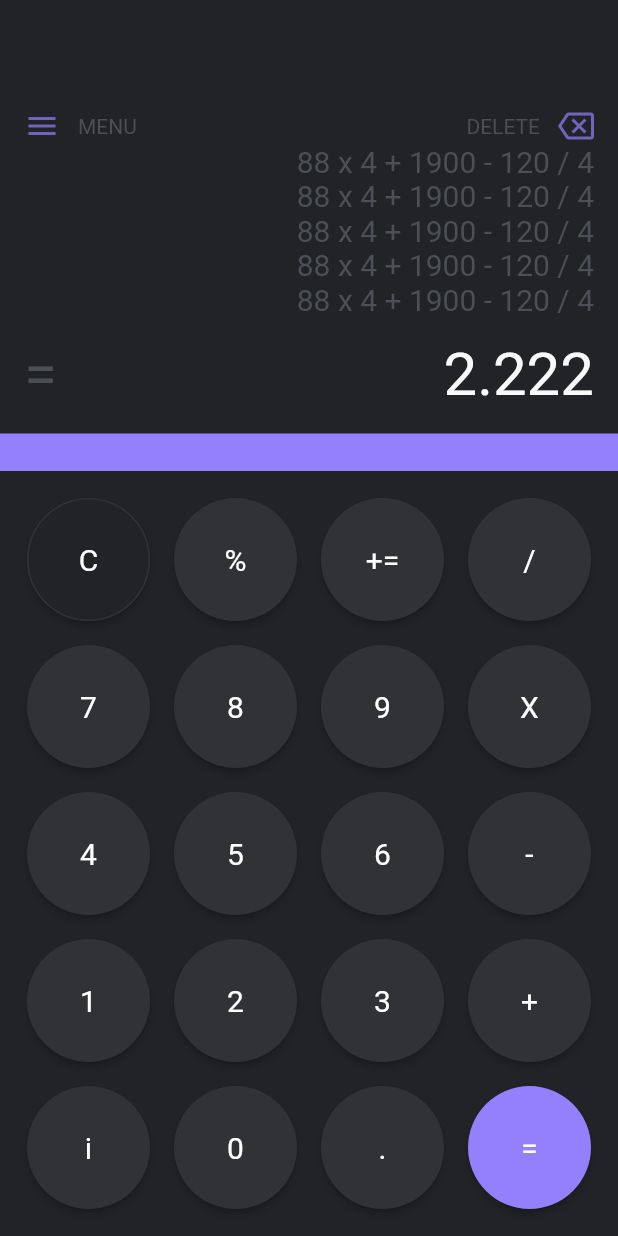
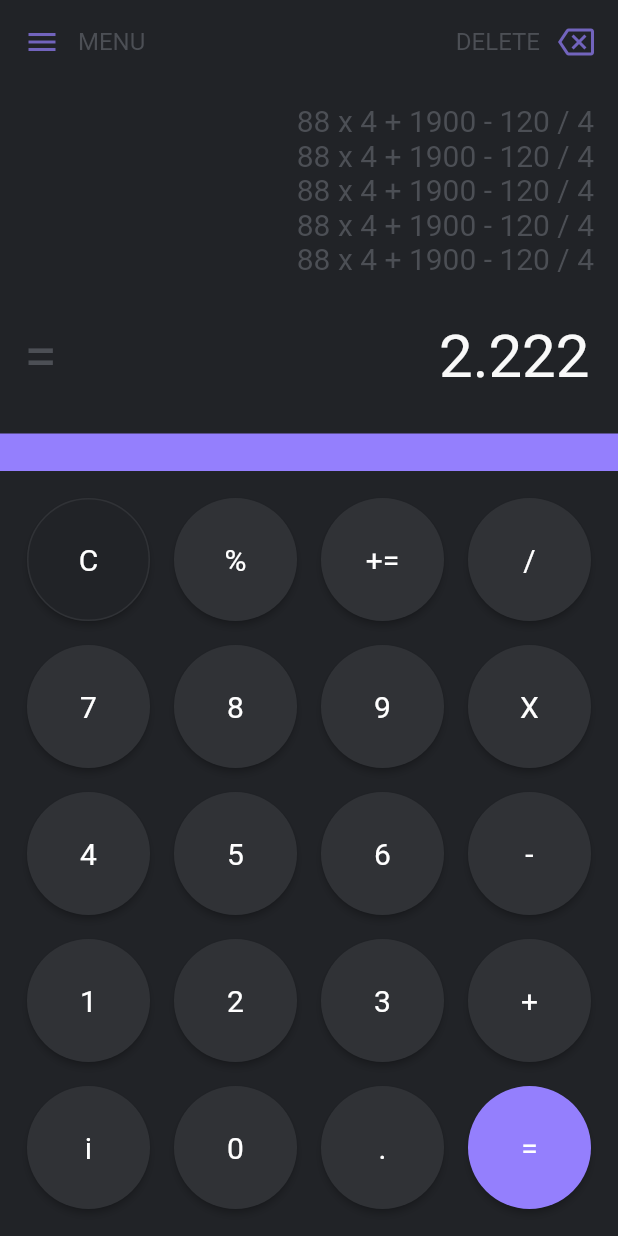
Before and after one commit to LaksCastro/code-heck, a Flutter app: the screen it shows after launch, on a phone screen of 412 x 824 dp. Run offline on Flutter 3.47's test engine with Material 2 defaults, Android fonts, the light colour scheme and no system bars; our stand-ins replace math_expressions.

Commit message:
(#1) Init controller to allow edit calculator text

```diff
--- a/shinoa/lib/view/calculator.dart
+++ b/shinoa/lib/view/calculator.dart
@@ -2,6 +2,7 @@
 import 'package:flutter/material.dart';
 import 'package:flutter/services.dart';
 import 'package:shinoa/theme.dart';
+import 'package:shinoa/view/context_menu.dart';
 
 import 'display.dart';
 import 'keyboard.dart';
@@ -14,6 +15,22 @@
 }
 
 class _CalculatorState extends State<Calculator> {
+  late final TextEditingController _controller;
+
+  @override
+  void initState() {
+    super.initState();
+
+    _controller = TextEditingController(text: '2.222');
+  }
+
+  @override
+  void dispose() {
+    _controller.dispose();
+
+    super.dispose();
+  }
+
   @override
   Widget build(BuildContext context) {
     return Scaffold(
@@ -22,11 +39,12 @@
         backgroundColor: kBackgroundColor,
         systemOverlayStyle: SystemUiOverlayStyle.dark,
         elevation: 0,
+        title: const ContextMenu(),
       ),
       body: Column(
-        children: const [
-          Display(),
-          KeyBoard()
+        children: [
+          Display(controller: _controller),
+          KeyBoard(controller: _controller),
         ],
       ),
     );
--- /dev/null
+++ b/shinoa/lib/view/context_menu.dart
@@ -0,0 +1,72 @@
+import 'package:flutter/cupertino.dart';
+import 'package:flutter/material.dart';
+import 'package:shinoa/theme.dart';
+
+class ContextMenu extends StatefulWidget {
+  const ContextMenu({Key? key}) : super(key: key);
+
+  @override
+  _ContextMenuState createState() => _ContextMenuState();
+}
+
+class _ContextMenuState extends State<ContextMenu> {
+  static const _kButtonLabelPadding = 12.0;
+
+  Widget _buildMenuButton() {
+    return Row(
+      children: [
+        Padding(
+          padding: const EdgeInsets.only(right: _kButtonLabelPadding),
+          child: Icon(
+            Icons.menu,
+            color: kAccentLightColor,
+          ),
+        ),
+        const Text(
+          'MENU',
+          style: TextStyle(
+            color: kTextColor,
+            fontSize: 16,
+          ),
+        ),
+      ],
+    );
+  }
+
+  Widget _buildBackspaceButton() {
+    return Row(
+      children: [
+        const Text(
+          'DELETE',
+          style: TextStyle(
+            color: kTextColor,
+            fontSize: 16,
+          ),
+        ),
+        Padding(
+          padding: const EdgeInsets.only(left: _kButtonLabelPadding),
+          child: Icon(
+            Icons.backspace_outlined,
+            color: kAccentLightColor,
+          ),
+        ),
+      ],
+    );
+  }
+
+  Widget _buildTopButtons() {
+    return Row(
+      crossAxisAlignment: CrossAxisAlignment.start,
+      mainAxisAlignment: MainAxisAlignment.spaceBetween,
+      children: [
+        _buildMenuButton(),
+        _buildBackspaceButton(),
+      ],
+    );
+  }
+
+  @override
+  Widget build(BuildContext context) {
+    return _buildTopButtons();
+  }
+}
--- a/shinoa/lib/view/display.dart
+++ b/shinoa/lib/view/display.dart
@@ -2,75 +2,30 @@
 import 'package:shinoa/theme.dart';
 
 class Display extends StatefulWidget {
-  const Display({Key? key}) : super(key: key);
+  final TextEditingController controller;
+
+  const Display({
+    Key? key,
+    required this.controller,
+  }) : super(key: key);
 
   @override
   _DisplayState createState() => _DisplayState();
 }
 
 class _DisplayState extends State<Display> {
-  static const _kButtonLabelPadding = 12.0;
-
-  Widget _buildMenuButton() {
-    return Row(
-      children: [
-        Padding(
-          padding: const EdgeInsets.only(right: _kButtonLabelPadding),
-          child: Icon(
-            Icons.menu,
-            color: kAccentLightColor,
-          ),
-        ),
-        const Text(
-          'MENU',
-          style: TextStyle(
-            color: kTextColor,
-          ),
-        ),
-      ],
-    );
-  }
-
-  Widget _buildBackspaceButton() {
-    return Row(
-      children: [
-        const Text(
-          'DELETE',
-          style: TextStyle(
-            color: kTextColor,
-          ),
-        ),
-        Padding(
-          padding: const EdgeInsets.only(left: _kButtonLabelPadding),
-          child: Icon(
-            Icons.backspace_outlined,
-            color: kAccentLightColor,
-          ),
-        ),
-      ],
-    );
-  }
-
-  Widget _buildTopButtons() {
-    return Row(
-      crossAxisAlignment: CrossAxisAlignment.start,
-      mainAxisAlignment: MainAxisAlignment.spaceBetween,
-      children: [
-        _buildMenuButton(),
-        _buildBackspaceButton(),
-      ],
-    );
-  }
+  TextEditingController get _controller => widget.controller;
 
   Widget _buildHistory() {
     return Expanded(
-      child: Stack(
-        children: [
-          ListView(
+      child: Padding(
+        padding: const EdgeInsets.only(bottom: 6),
+        child: ListView(
           physics: const BouncingScrollPhysics(),
           shrinkWrap: true,
           reverse: true,
           children: const [
+            Padding(padding: EdgeInsets.only(bottom: 12)),
             Text(
               '88 x 4 + 1900 - 120 / 4',
               style: _kHistoryTextStyle,
@@ -96,9 +51,9 @@
               style: _kHistoryTextStyle,
               textAlign: TextAlign.right,
             ),
+            Padding(padding: EdgeInsets.only(bottom: 12)),
           ],
         ),
-        ],
       ),
     );
   }
@@ -107,28 +62,31 @@
     color: kTextColor,
     fontSize: 40,
   );
+  static const _kResultTextStyle = TextStyle(color: kLightText, fontSize: 40);
+  static const _kPaperColor = TextStyle(color: kPaperColor, fontSize: 40);
+  static const _kHistoryTextStyle = TextStyle(color: kTextColor, fontSize: 20);
 
-  static const _kResultTextStyle = TextStyle(
-    color: kLightText,
-    fontSize: 40,
-  );
-
-  static const _kHistoryTextStyle = TextStyle(
-    color: kTextColor,
-    fontSize: 20,
-  );
 
   Widget _buildResult() {
     return Row(
       mainAxisAlignment: MainAxisAlignment.spaceBetween,
-      children: const [
-        Text(
+      children: [
+        const Text(
           '=',
           style: _kEqualTextStyle,
         ),
-        Text(
-          '2.222',
+        Expanded(
+          child: TextField(
+            decoration: const InputDecoration(
+              border: InputBorder.none,
+            ),
+            cursorColor: kAccentColor,
+            textAlign: TextAlign.end,
             style: _kResultTextStyle,
+            controller: _controller,
+            readOnly: true,
+            showCursor: true,
+          ),
         ),
       ],
     );
@@ -141,7 +99,6 @@
         padding: const EdgeInsets.all(16),
         child: Column(
           children: [
-            _buildTopButtons(),
             _buildHistory(),
             _buildResult(),
           ],
--- a/shinoa/lib/view/keyboard.dart
+++ b/shinoa/lib/view/keyboard.dart
@@ -4,13 +4,20 @@
 import 'package:shinoa/theme.dart';
 
 class KeyBoard extends StatefulWidget {
-  const KeyBoard({Key? key}) : super(key: key);
+  final TextEditingController controller;
+
+  const KeyBoard({
+    Key? key,
+    required this.controller,
+  }) : super(key: key);
 
   @override
   _KeyBoardState createState() => _KeyBoardState();
 }
 
 class _KeyBoardState extends State<KeyBoard> {
+  TextEditingController get _controller => widget.controller;
+
   final bgPrimaryColor = const Color(0xff222831);
   final bgSecundaryColor = const Color(0xff393e46);
   final highlightColor = const Color(0xff00adb5);
@@ -128,6 +135,22 @@
     ]);
   }
 
+  void _insertText(String text) {
+    final text = _controller.text;
+    final textSelection = _controller.selection;
+
+    final newText =
+        text.replaceRange(textSelection.start, textSelection.end, text);
+
+    final textLength = text.length;
+
+    _controller.text = newText;
+    _controller.selection = textSelection.copyWith(
+      baseOffset: textSelection.start + textLength,
+      extentOffset: textSelection.start + textLength,
+    );
+  }
+
   bool isOperator(String x) {
     if (x == '+' || x == '-' || x == '*' || x == '%' || x == '=' || x == '/') {
       return true;
```
Lines whose indentation alone changed are shown as unchanged.
